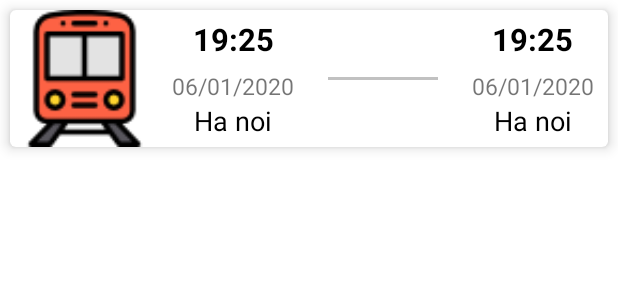
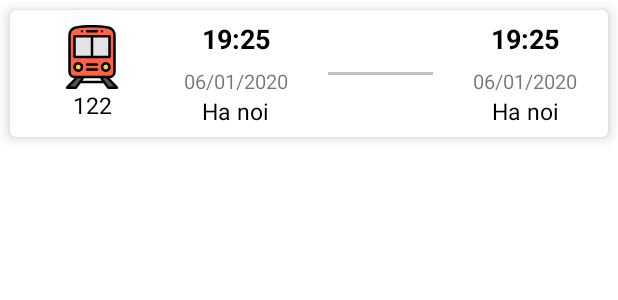
Before and after one commit to conchonha/AppVeTau, an Android app: the layout row_items_chon_chuyen_tau.xml on its own in the app's theme, with its tools: preview values and no code run, on a phone screen of 412 x 824 dp. Shown: the top 300 px of the screen. Run offline under Robolectric (Android 15) with nearby library versions, the phone set to English and light mode, and no system bars.

Commit message:
chon ve tau 1%

```diff
--- a/app/src/main/java/com/cj/trainticks/utils/Constain.java
+++ b/app/src/main/java/com/cj/trainticks/utils/Constain.java
@@ -11,9 +11,11 @@ public class Constain {
    public static final String Tuyen = "Tuyen";
    public static final String keyGaDi = "keyGaDi";
    public static final String keyListChuyenTau = "keyListChuyenTau";
+   public static final String keyMaChuyen = "keyMaChuyen";
    //-------------------variable
    public static  String EMAIL = "thaibasang08081999@gmail.com";
    public static  String PASS = "TranThiDieuXuan25012006";
    public static String[] object = { "1 Người Lớn", "2 Sinh viên, hoc sinh", "3 Trẻ em", "4 Người cao tuổi"};
 
+
 }
--- a/app/src/main/res/layout/row_items_chon_chuyen_tau.xml
+++ b/app/src/main/res/layout/row_items_chon_chuyen_tau.xml
@@ -7,6 +7,7 @@
         android:layout_width="match_parent"
         android:layout_height="wrap_content"
         android:layout_marginLeft="@dimen/_5sdp"
+        android:id="@+id/card_chuyen_tau"
         android:layout_marginTop="@dimen/_5sdp"
         android:layout_marginRight="@dimen/_5sdp"
         app:cardCornerRadius="@dimen/_3sdp"
@@ -17,13 +18,30 @@
         <LinearLayout
             android:layout_width="match_parent"
             android:gravity="center"
+            android:padding="@dimen/_5sdp"
             android:layout_height="wrap_content">
-            <ImageView
+            <RelativeLayout
                 android:layout_width="0dp"
-                android:layout_weight="1"
-                android:layout_height="@dimen/_70sdp"
-                android:src="@drawable/ic_tau_hoa"
-                />
+                android:layout_height="wrap_content"
+                android:layout_weight="1">
+                <ImageView
+                    android:layout_width="wrap_content"
+                    android:layout_gravity="center"
+                    android:id="@+id/img_tau"
+                    android:layout_centerHorizontal="true"
+                    android:layout_height="wrap_content"
+                    android:src="@drawable/ic_tau_hoa"
+                    />
+                <TextView
+                    android:layout_width="match_parent"
+                    android:layout_height="wrap_content"
+                    android:textColor="#000"
+                    android:id="@+id/txt_ten_tau"
+                    android:textSize="@dimen/_12ssp"
+                    android:gravity="center"
+                    android:layout_below="@+id/img_tau"
+                    android:text="122"/>
+            </RelativeLayout>
             <LinearLayout
                 android:layout_width="0dp"
                 android:layout_weight="1"
@@ -38,21 +56,21 @@
                     android:id="@+id/txt_thoi_gian_1"
                     android:textColor="#000"
                     android:textStyle="bold"
-                    android:textSize="@dimen/_16ssp"/>
+                    android:textSize="@dimen/_14ssp"/>
                 <TextView
                     android:layout_width="wrap_content"
                     android:layout_height="wrap_content"
                     android:text="06/01/2020"
                     android:id="@+id/txt_ngay_1"
                     android:layout_marginTop="@dimen/_5sdp"
-                    android:textSize="@dimen/_12ssp"/>
+                    android:textSize="@dimen/_10ssp"/>
                 <TextView
                     android:layout_width="wrap_content"
                     android:layout_height="wrap_content"
                     android:text="Ha noi"
                     android:id="@+id/txt_dia_diem_1"
                     android:textColor="#000"
-                    android:textSize="@dimen/_14ssp"/>
+                    android:textSize="@dimen/_12ssp"/>
             </LinearLayout>
             <RelativeLayout
                 android:layout_width="0dp"
@@ -71,30 +89,29 @@
                 android:layout_weight="1"
                 android:gravity="center"
                 android:layout_height="wrap_content"
-                android:id="@+id/liner_gadi"
                 android:orientation="vertical">
                 <TextView
                     android:layout_width="wrap_content"
                     android:layout_height="wrap_content"
                     android:text="19:25"
-                    android:id="@+id/txt_thoi_gian_1"
+                    android:id="@+id/txt_thoi_gian_2"
                     android:textColor="#000"
                     android:textStyle="bold"
-                    android:textSize="@dimen/_16ssp"/>
+                    android:textSize="@dimen/_14ssp"/>
                 <TextView
                     android:layout_width="wrap_content"
                     android:layout_height="wrap_content"
                     android:text="06/01/2020"
-                    android:id="@+id/txt_ngay_1"
+                    android:id="@+id/txt_ngay_2"
                     android:layout_marginTop="@dimen/_5sdp"
-                    android:textSize="@dimen/_12ssp"/>
+                    android:textSize="@dimen/_10ssp"/>
                 <TextView
                     android:layout_width="wrap_content"
                     android:layout_height="wrap_content"
                     android:text="Ha noi"
-                    android:id="@+id/txt_dia_diem_1"
+                    android:id="@+id/txt_dia_diem_2"
                     android:textColor="#000"
-                    android:textSize="@dimen/_14ssp"/>
+                    android:textSize="@dimen/_12ssp"/>
             </LinearLayout>
         </LinearLayout>
     </androidx.cardview.widget.CardView>
--- a/app/src/main/res/values/colors.xml
+++ b/app/src/main/res/values/colors.xml
@@ -8,4 +8,5 @@
     <color name="black">#FF000000</color>
     <color name="white">#FFFFFFFF</color>
     <color name="bacground">#514FCC</color>
+    <color name="xam">#0C0C0C</color>
 </resources>
--- a/app/src/main/res/values/strings.xml
+++ b/app/src/main/res/values/strings.xml
@@ -47,4 +47,5 @@
     <string name="please_choice_time">Vui lòng chọn thời gian </string>
     <string name="no_reponse_sever">Không tìm thấy kết quả</string>
     <string name="chon_chuyen_tau">Chọn chuyến tàu</string>
+    <string name="chon_ve_tau">Chọn Vé Tàu</string>
 </resources>
```
Also changed, not shown: app/src/main/AndroidManifest.xml (+15 -7 lines), app/src/main/java/com/cj/trainticks/cores/reponse/TimChuyenTauReponse.java (+10 -1 lines), app/src/main/java/com/cj/trainticks/src/adapter/home/ShowListChuyenTauAdapter.java (added, +85 -0 lines), app/src/main/java/com/cj/trainticks/src/page/home/ChonVeTauActivity.java (added, +37 -0 lines), app/src/main/java/com/cj/trainticks/src/page/home/ShowListChuyenTauActivity.java (+44 -5 lines), app/src/main/res/layout/chon_ve_tau_activtity.xml (added, +32 -0 lines).
